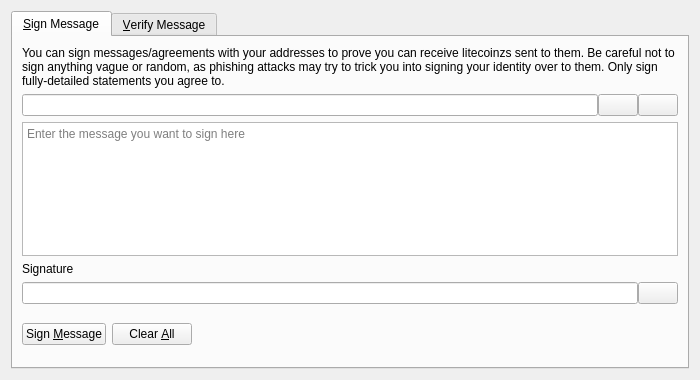
First picture: the form in src/qt/forms/signverifymessagedialog.ui, repository litecoinz-core/bitcoin, before the edit.
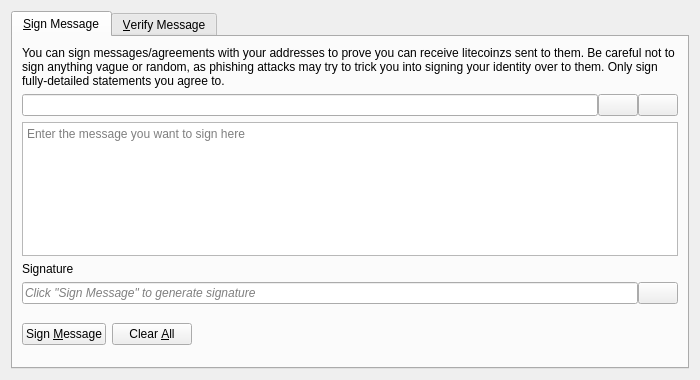
Second picture: the form after the edit. Icons and pictures are not drawn. Custom widgets are drawn as their Qt base class.

Commit message: [gui] Move static placeholder texts to forms (#17702)

The edit to the form file:
```diff
--- a/src/qt/forms/signverifymessagedialog.ui
+++ b/src/qt/forms/signverifymessagedialog.ui
@@ -121,6 +121,9 @@
          </property>
          <item>
           <widget class="QLineEdit" name="signatureOut_SM">
+           <property name="placeholderText">
+            <string>Click "Sign Message" to generate signature</string>
+           </property>
            <property name="font">
             <font>
              <italic>true</italic>
```
The commit also changes 7 other files.
